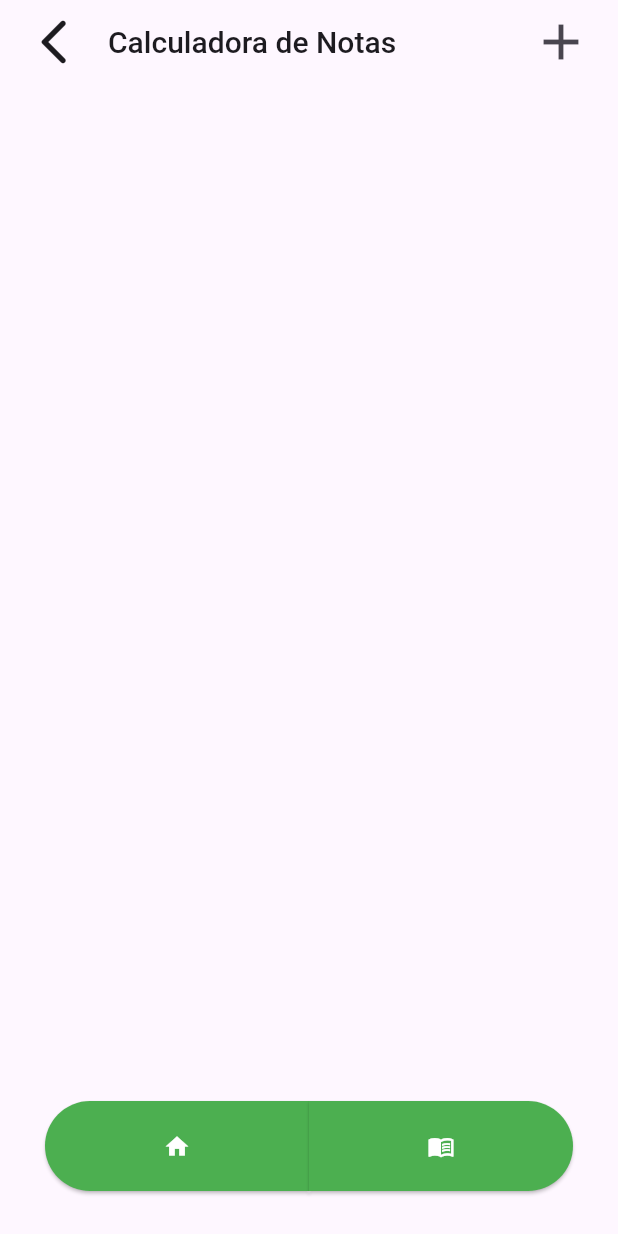
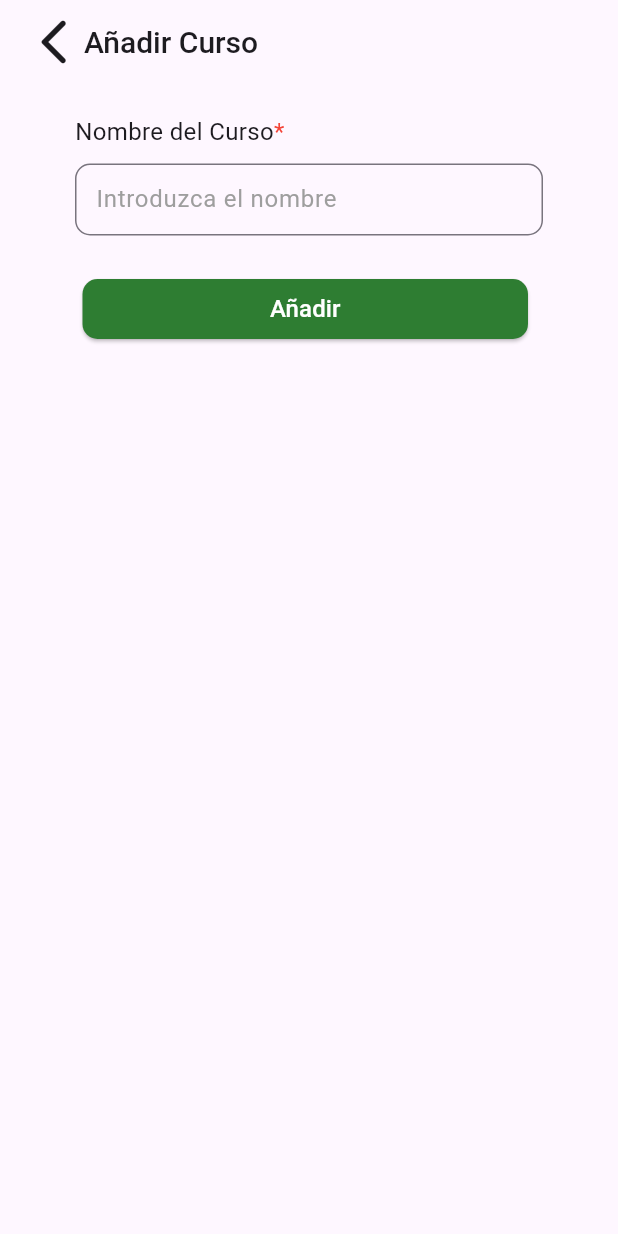
Before and after one commit to diegohdnz11/myGPA-, a Flutter app: the screen it shows after launch, after a tap on the "add" icon, on a phone screen of 412 x 824 dp. Run offline on Flutter 3.47's test engine with Material 3 defaults, Android fonts, the phone set to English and light mode, and no system bars.

Commit message:
home plus page

```diff
--- a/lib/main.dart
+++ b/lib/main.dart
@@ -1,5 +1,5 @@
 import 'package:flutter/material.dart';
-import 'package:classic_gpa/presentation/home.dart';
+import 'package:classic_gpa/presentation/pages/home.dart';
 void main() {
   runApp(const MyGpa());
 }
--- a/lib/presentation/home.dart
+++ b/lib/presentation/pages/home.dart
@@ -1,5 +1,6 @@
-import 'package:classic_gpa/presentation/gpa_page.dart';
+import 'package:classic_gpa/presentation/pages/gpa_page.dart';
 import 'package:flutter/material.dart';
+import 'package:classic_gpa/presentation/pages/home_plus.dart';
 
 
 class HomePage extends StatefulWidget {
@@ -19,21 +20,27 @@ class _HomePageState extends State<HomePage> {
               padding: const EdgeInsets.only(left: 10),
               child: IconButton(onPressed: (){}, icon: const Icon(Icons.arrow_back_ios_new_rounded),iconSize: 36,),
             ),
-            title: Padding(
-              padding: const EdgeInsets.only(right: 40),
-              child: const Text('Calculadora de Notas',style: TextStyle(fontSize: 20,fontWeight: FontWeight.w500),),
+            titleSpacing: 0.0,
+            title: Row(
+              mainAxisAlignment: MainAxisAlignment.start,
+              children: const [
+                Text('Calculadora de Notas',style: TextStyle(fontSize: 20,fontWeight: FontWeight.w500),),
+              ],
             ),
             actions: [
               Padding(
                 padding: const EdgeInsets.only(right: 10),
-                child: IconButton(onPressed: (){}, icon: const Icon(Icons.add),iconSize: 40,),
+                child: IconButton(onPressed: (){
+                  Navigator.push(context, MaterialPageRoute(builder: (context) => HomePlus()));
+                }, icon: const Icon(Icons.add),iconSize: 40,),
               )
             ]
         ),
           body: Column(
-          mainAxisAlignment: MainAxisAlignment.end,
+          mainAxisAlignment: MainAxisAlignment.spaceBetween,
           children: [
-
+            SizedBox(width: 1,),
+            Text("vacio",style: TextStyle(fontSize: 14,fontWeight: FontWeight.w200),),
             Padding(
               padding: const EdgeInsets.all(30.0),
               child: Row(
@@ -42,7 +49,7 @@ class _HomePageState extends State<HomePage> {
                     child: ElevatedButton(
                       style: ElevatedButton.styleFrom(
                         minimumSize: Size(60, 60),
-                        backgroundColor: Colors.green[500],
+                        backgroundColor: Colors.green[800],
                         shape: RoundedRectangleBorder(
                           borderRadius: BorderRadius.only(
                             topLeft: Radius.circular(40),
@@ -50,15 +57,21 @@ class _HomePageState extends State<HomePage> {
                           ),
                         ),
                       ),
-                      onPressed: () {Navigator.push(context, MaterialPageRoute(builder: (context) => HomePage()),);},
-                      child: Icon(Icons.home,color: Colors.white),
+                      onPressed: () {},
+                      child: Row(
+                        mainAxisAlignment: MainAxisAlignment.start,
+                        children: [
+                          Icon(Icons.calculate_outlined,color: Colors.white),
+                          Text("Calificacion",style: TextStyle(color: Colors.white,fontSize: 16),)
+                        ],
+                      ),
                     ),
                   ),
                   Expanded(
                     child: ElevatedButton(
                       style: ElevatedButton.styleFrom(
                         minimumSize: Size(60, 60),
-                        backgroundColor: Colors.green[500],
+                        backgroundColor: Colors.green[800],
                         shape: RoundedRectangleBorder(
                           borderRadius: BorderRadius.only(
                             topRight: Radius.circular(40),
@@ -68,7 +81,12 @@ class _HomePageState extends State<HomePage> {
                       ),
                       onPressed: () {
                         Navigator.push(context, MaterialPageRoute(builder: (context) => GpaPage()),);},
-                      child: Icon(Icons.menu_book,color: Colors.white),
+                      child: Row(
+                        mainAxisAlignment: MainAxisAlignment.end,
+                        children: [
+                          Icon(Icons.book_outlined,color: Colors.white),
+                        ],
+                      ),
                     ),
                   ),
                 ],
--- /dev/null
+++ b/lib/presentation/pages/home_plus.dart
@@ -0,0 +1,98 @@
+import 'package:flutter/material.dart';
+import 'package:classic_gpa/presentation/pages/home.dart';
+
+
+
+class HomePlus extends StatefulWidget {
+  const HomePlus({super.key});
+
+  @override
+  State<HomePlus> createState() => _HomePlusState();
+}
+
+class _HomePlusState extends State<HomePlus> {
+  @override
+  Widget build(BuildContext context) {
+    return MaterialApp(
+      home:Scaffold(
+        appBar: AppBar(
+            leading: Padding(
+              padding: const EdgeInsets.only(left: 10),
+              child: IconButton(onPressed: (){
+                Navigator.push(context, MaterialPageRoute(builder: (context) => HomePage()));
+              }, icon: const Icon(Icons.arrow_back_ios_new_rounded),iconSize: 36,),
+            ),
+
+            titleSpacing: 0.0,
+            title: Row(
+              mainAxisAlignment: MainAxisAlignment.start,
+              children: const [
+                Text('Añadir Curso',style: TextStyle(fontSize: 20,fontWeight: FontWeight.w500),),
+              ],
+            ),
+        ),
+        body: Column(
+          mainAxisAlignment: MainAxisAlignment.start,
+            crossAxisAlignment: CrossAxisAlignment.start,
+            children:[
+                Padding(
+                  padding: const EdgeInsets.only(left: 50,top: 20),
+                  child: Row(
+                    children: [
+                      Text("Nombre del Curso",style: TextStyle(fontSize: 16,fontWeight: FontWeight.w400),),
+                      Text("*",style: TextStyle(color: Colors.red,fontSize: 16,fontWeight: FontWeight.w400),),
+                    ],
+                  ),
+                ),
+              Padding(
+                padding: const EdgeInsets.fromLTRB(50, 10, 50, 10),
+                child: TextField(
+                  decoration: InputDecoration(
+                    border: OutlineInputBorder(
+                      borderRadius: BorderRadius.circular(10),
+                      borderSide: BorderSide(
+                        color: Colors.black,
+                        width: 6.5,
+                      )
+
+
+                    ),
+                    hintText: 'Introduzca el nombre',
+                    contentPadding: EdgeInsets.all(10),
+                    hintStyle: TextStyle(color: Colors.grey),
+                  ),
+                ),
+              ),
+
+                  Padding(
+                    padding: const EdgeInsets.fromLTRB(55, 15, 60, 55),
+                    child: Row(
+                      children: [
+                        Expanded(
+                          child: ElevatedButton(
+                            onPressed: (){},
+                            child: Text("Añadir",style: TextStyle(color: Colors.white,fontSize: 16),
+                            ),
+                          style: ElevatedButton.styleFrom(
+                            backgroundColor: Colors.green[800],
+                            shape: RoundedRectangleBorder(
+                              borderRadius: BorderRadius.circular(10),
+                            ),
+                          ),
+
+                                              ),
+                        ),
+                      ]
+                    ),
+                  ),
+
+
+
+            ]
+        ),
+
+
+      ),
+    );
+  }
+}
```
Also changed, not shown: lib/presentation/pages/gpa_page.dart (renamed from lib/presentation/gpa_page.dart, +42 -12 lines), lib/presentation/pages/gpa_plus.dart (added).
